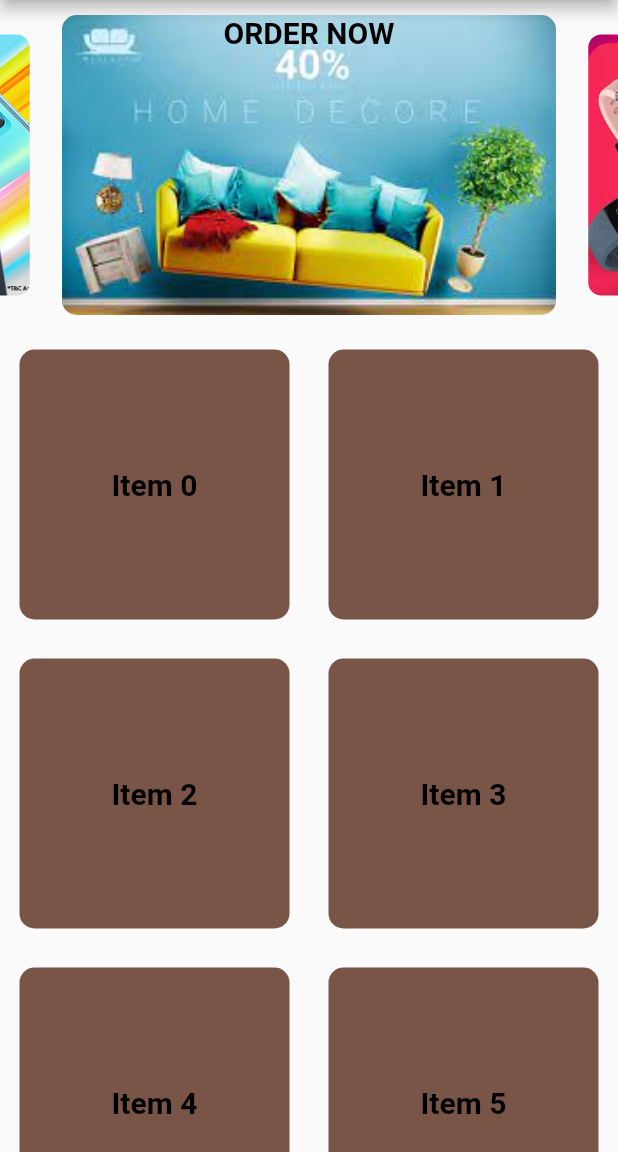
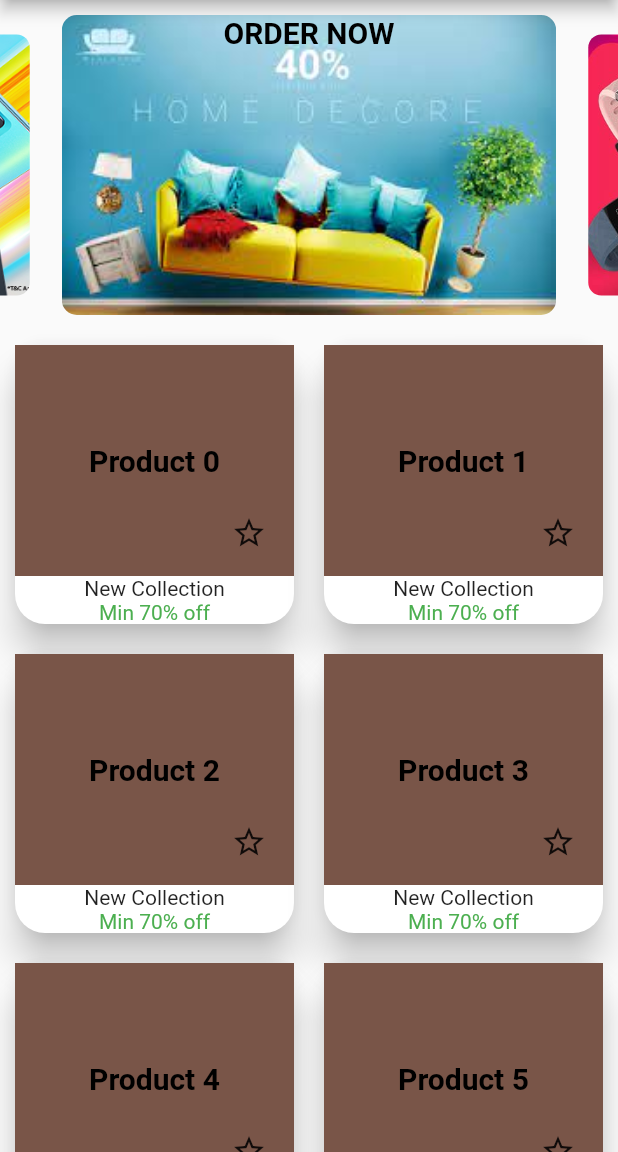
Before and after one commit to selvasuryaa/e_commerce_app, a Flutter app: the screen it shows after launch, on a phone screen of 412 x 824 dp, the part 84-1236 px from its top. Run offline on Flutter 3.47's test engine with Material 2 defaults, Android fonts, the phone set to English and light mode, and no system bars; drawn by our look-alikes of carousel_slider; Roboto replaces fonts that are missing (Lato-Bold).

```diff
--- a/lib/screens/cart_screen.dart
+++ b/lib/screens/cart_screen.dart
@@ -1,4 +1,5 @@
 import 'package:flutter/material.dart';
+import '../widgets/app_drawer.dart';
 
 class CartScreen extends StatelessWidget {
   static const routeName = '/cart';
@@ -8,6 +9,7 @@ class CartScreen extends StatelessWidget {
       appBar: AppBar(
         title: Text('Carts'),
       ),
+      drawer: AppDrawer(),
       body: Center(child: Text('CART SCREEN')),
     );
   }
--- a/lib/screens/categories_screen.dart
+++ b/lib/screens/categories_screen.dart
@@ -10,6 +10,7 @@ class CategoriesScreen extends StatelessWidget {
 
   @override
   Widget build(BuildContext context) {
+    final mediaQuery = MediaQuery.of(context);
     return Scaffold(
       appBar: AppBar(
         flexibleSpace: Container(
@@ -46,7 +47,7 @@ class CategoriesScreen extends StatelessWidget {
       drawer: AppDrawer(),
       body: SingleChildScrollView(
         child: Column(
-          mainAxisAlignment: MainAxisAlignment.end,
+          mainAxisAlignment: MainAxisAlignment.start,
           children: [
             SizedBox(
               height: 10,
@@ -56,8 +57,12 @@ class CategoriesScreen extends StatelessWidget {
               height: 10,
             ),
             Container(
-              height: 900,
-              child: GridList(),
+              width: double.infinity,
+              // margin: EdgeInsets.symmetric(vertical: 80, horizontal: 20),
+              // color: Colors.amber,
+              // height: 300,
+              height: mediaQuery.size.height,
+              child: GridList(70),
             ),
           ],
         ),
--- a/lib/screens/product_detail_screen.dart
+++ b/lib/screens/product_detail_screen.dart
@@ -1,8 +1,14 @@
 import 'package:flutter/material.dart';
 
-class ProductDetailScreen extends StatelessWidget {
+class ProductDetailScreen extends StatefulWidget {
   static const routeName = '/detail-screen';
 
+  @override
+  State<ProductDetailScreen> createState() => _ProductDetailScreenState();
+}
+
+class _ProductDetailScreenState extends State<ProductDetailScreen> {
+  var isFavourite = false;
   @override
   Widget build(BuildContext context) {
     final args = ModalRoute.of(context)?.settings.arguments;
@@ -12,6 +18,14 @@ class ProductDetailScreen extends StatelessWidget {
         title: Text(
           'Item ${args}',
         ),
+      ),
+      floatingActionButtonLocation: FloatingActionButtonLocation.endFloat,
+      floatingActionButton: FloatingActionButton(
+        child: Icon(isFavourite ? Icons.star : Icons.star_border),
+        onPressed: () {
+          isFavourite = !isFavourite;
+          print('jjj');
+        },
       ),
       body: SingleChildScrollView(
         child: Column(
--- a/lib/screens/products_overview_screen.dart
+++ b/lib/screens/products_overview_screen.dart
@@ -31,6 +31,10 @@ class ProductsOverviewScreen extends StatelessWidget {
                 },
                 child: Container(
                   decoration: BoxDecoration(
+                      border: Border.all(
+                    width: 2,
+                    color: Colors.black,
+                  ),
                     borderRadius: BorderRadius.circular(10),
                     color: Colors.primaries[Random().nextInt(
                       Colors.primaries.length,
--- a/lib/widgets/carousel.dart
+++ b/lib/widgets/carousel.dart
@@ -8,9 +8,6 @@ class Carousel extends StatelessWidget {
       height: 200,
       child: ListView(
         children: [
-          // SizedBox(
-          //   height: 10,
-          // ),
           CarouselSlider(
             options: CarouselOptions(
               height: 200,
--- a/lib/widgets/grid_list.dart
+++ b/lib/widgets/grid_list.dart
@@ -3,19 +3,33 @@ import 'dart:math';
 
 import '../screens/products_overview_screen.dart';
 
-class GridList extends StatelessWidget {
-  const GridList({Key? key}) : super(key: key);
+class GridList extends StatefulWidget {
+  final int listCount;
+
+  GridList(this.listCount);
+
+  @override
+  State<GridList> createState() => _GridListState();
+}
+
+class _GridListState extends State<GridList> {
+  var isFavourite = false;
 
   @override
   Widget build(BuildContext context) {
     return OrientationBuilder(builder: (context, orientation) {
       return GridView.count(
+        // mainAxisSpacing: 5,
+        // crossAxisSpacing: 5,
+        // childAspectRatio: 1.5,
         scrollDirection: Axis.vertical,
         // shrinkWrap: true,
         crossAxisCount: orientation == Orientation.portrait ? 2 : 3,
-        children: List.generate(50, (index) {
-          return Padding(
-            padding: const EdgeInsets.all(8.0),
+        children: List.generate(widget.listCount, (index) {
+          return
+              // padding: const EdgeInsets.all(8.0),
+              Padding(
+            padding: const EdgeInsets.all(6.0),
             child: InkWell(
                 onTap: () {
                   print('COnt clicked');
@@ -23,22 +37,73 @@ class GridList extends StatelessWidget {
                     ProductsOverviewScreen.routeName,
                   );
                 },
-              child: Container(
-                decoration: BoxDecoration(
-                  borderRadius: BorderRadius.circular(10),
-                  color: Colors
-                      .primaries[Random().nextInt(Colors.primaries.length)],
-                ),
-                margin: EdgeInsets.all(5),
-                alignment: Alignment.center,
-                width: 177,
-                height: 125,
-                child: Text(
-                  'Item $index',
-                  style: Theme.of(context).textTheme.headline1,
-                  textAlign: TextAlign.center,
+                child: Card(
+                  elevation: 10,
+                  shape: RoundedRectangleBorder(
+                    borderRadius: BorderRadius.circular(
+                      20,
                     ),
                   ),
+                  child: Column(children: [
+                    Expanded(
+                      child: Stack(
+                        children: [
+                          Container(
+                            decoration: BoxDecoration(
+                                color: Colors.primaries[
+                                    Random().nextInt(Colors.primaries.length)]),
+                            width: 300,
+                            height: 200,
+                            child: Center(
+                              child: Text(
+                                'Product ${index}',
+                                textAlign: TextAlign.center,
+                                style: Theme.of(context).textTheme.headline1,
+                              ),
+                            ),
+                          ),
+                          Positioned(
+                            bottom: 5,
+                            right: 6,
+                            child: IconButton(
+                              icon: isFavourite
+                                  ? Icon(Icons.star)
+                                  : Icon(Icons.star_border),
+                              onPressed: () {
+                                isFavourite = !isFavourite;
+                              },
+                            ),
+                          ),
+                        ],
+                      ),
+                    ),
+                    Text('New Collection'),
+                    Text(
+                      'Min 70% off',
+                      style: TextStyle(color: Colors.green),
+                    ),
+                  ]),
+                )
+                //  Container(
+                //   decoration: BoxDecoration(
+                //     border: Border.all(
+                //       width: 2,
+                //       color: Colors.black,
+                //     ),
+                //     borderRadius: BorderRadius.circular(10),
+                //     color: Colors
+                //         .primaries[Random().nextInt(Colors.primaries.length)],
+                //   ),
+                //   // margin: EdgeInsets.all(2),
+                //   alignment: Alignment.center,
+                //   width: 0,
+                //   height: 0,
+                //   child: Text(
+                //     'Item $index',
+                //     style: Theme.of(context).textTheme.headline1,
+                //     textAlign: TextAlign.center,
+                //   ),
+                // ),
                 ),
           );
         }),
```
Lines whose indentation alone changed are shown as unchanged.
